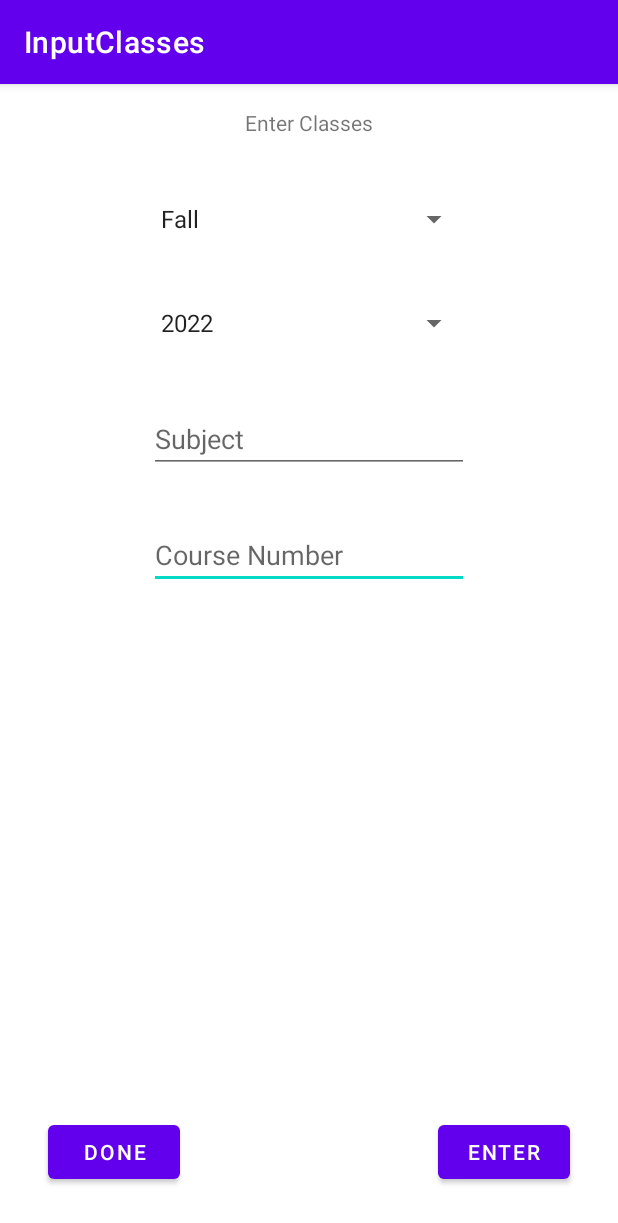
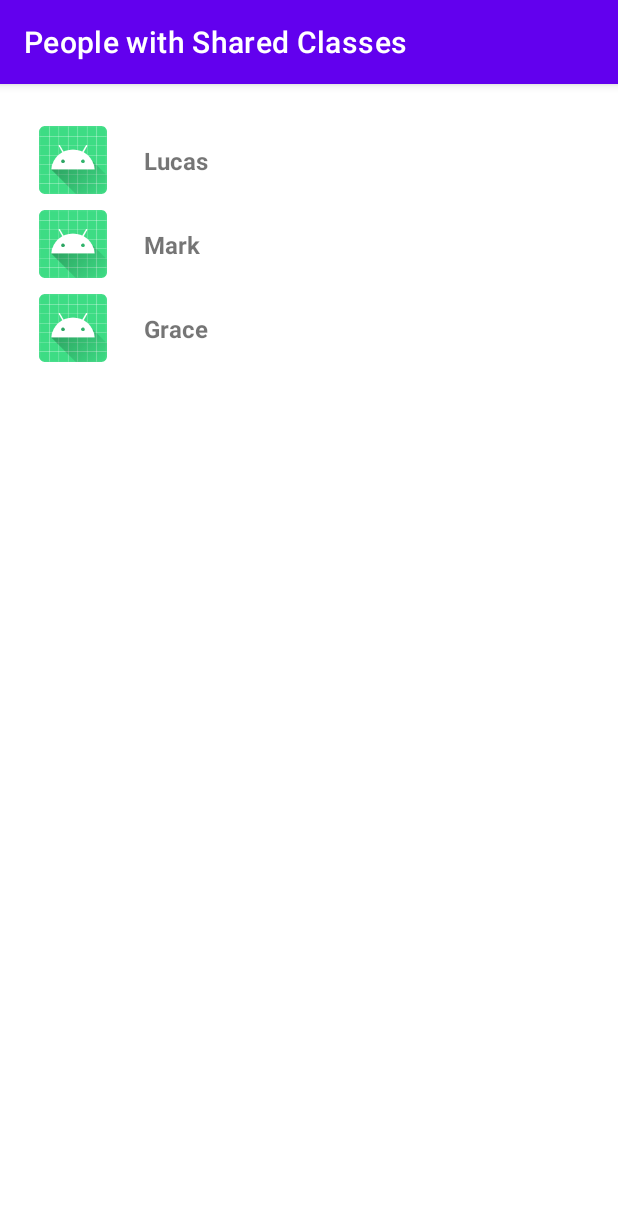
Before and after one commit to CSE-110-Winter-2022/birds-of-a-feather-team-3, an Android app: the screen it shows after launch (InputClasses before the commit, ViewPersonsList after it), on a phone screen of 412 x 824 dp. Shown: the top 1223 px of the screen. Run offline under Robolectric (Android 15) with nearby library versions, the phone set to English and light mode, and no system bars.

Commit message:
View persons list story done

```diff
--- a/app/src/main/AndroidManifest.xml
+++ b/app/src/main/AndroidManifest.xml
@@ -9,6 +9,9 @@
         android:roundIcon="@mipmap/ic_launcher_round"
         android:supportsRtl="true"
         android:theme="@style/Theme.InputClasses">
+        <activity
+            android:name=".ViewPersonsList"
+            android:exported="false" />
         <activity
             android:name=".InputClasses"
             android:exported="false" />
--- a/app/src/main/java/com/example/inputclasses/MainActivity.java
+++ b/app/src/main/java/com/example/inputclasses/MainActivity.java
@@ -15,7 +15,13 @@ public class MainActivity extends AppCompatActivity {
     protected void onCreate(Bundle savedInstanceState) {
         super.onCreate(savedInstanceState);
         setContentView(R.layout.activity_main);
-        Intent intent = new Intent(this, InputClasses.class);
+
+          // InputClasses Activity
+//        Intent intent = new Intent(this, InputClasses.class);
+//        startActivity(intent);
+
+        // ViewPersonsList Activity
+        Intent intent = new Intent(this, ViewPersonsList.class);
         startActivity(intent);
     }
 }
--- /dev/null
+++ b/app/src/main/java/com/example/inputclasses/Person.java
@@ -0,0 +1,19 @@
+package com.example.inputclasses;
+public class Person {
+    private String name;
+    private String[] classes;
+
+    public Person(String name, String[] classes){
+        this.name = name;
+        this.classes = classes;
+    }
+
+    public String[] getClasses(){
+        return this.classes;
+    }
+
+    public String getName(){
+        return this.name;
+    }
+
+}
--- /dev/null
+++ b/app/src/main/java/com/example/inputclasses/PersonsViewAdapter.java
@@ -0,0 +1,69 @@
+package com.example.inputclasses;
+
+import android.content.Context;
+import android.content.Intent;
+import android.view.LayoutInflater;
+import android.view.View;
+import android.view.ViewGroup;
+import android.widget.TextView;
+
+import androidx.annotation.NonNull;
+import androidx.recyclerview.widget.RecyclerView;
+
+import java.util.List;
+
+public class PersonsViewAdapter extends RecyclerView.Adapter<PersonsViewAdapter.ViewHolder> {
+    private final List<String> persons;
+
+    public PersonsViewAdapter(List<String> persons) {
+        super();
+        this.persons = persons;
+    }
+
+    @NonNull
+    @Override
+    public PersonsViewAdapter.ViewHolder onCreateViewHolder(@NonNull ViewGroup parent, int viewType) {
+        View view = LayoutInflater
+                .from(parent.getContext())
+                .inflate(R.layout.person_row, parent, false);
+
+        return new ViewHolder(view);
+    }
+
+    @Override
+    public void onBindViewHolder(@NonNull PersonsViewAdapter.ViewHolder holder, int position) {
+        holder.setPerson(persons.get(position));
+    }
+
+    @Override
+    public int getItemCount() {
+        return this.persons.size();
+    }
+
+    public static class ViewHolder
+            extends RecyclerView.ViewHolder
+            //implements View.OnClickListener
+            {
+        private final TextView personNameView;
+        private String person;
+
+        ViewHolder(View itemView) {
+            super(itemView);
+            this.personNameView = itemView.findViewById(R.id.person_row_name);
+            //itemView.setOnClickListener(this);
+        }
+
+        public void setPerson(String person) {
+            this.person = person;
+            this.personNameView.setText(person);
+        }
+
+//        @Override
+//        public void onClick(View view) {
+//            Context context = view.getContext();
+//            Intent intent = new Intent(context, PersonDetailActivity.class);
+//            intent.putExtra("person_id", this.person.getId());
+//            context.startActivity(intent);
+//        }
+    }
+}
--- /dev/null
+++ b/app/src/main/java/com/example/inputclasses/SearchClassmates.java
@@ -0,0 +1,32 @@
+package com.example.inputclasses;
+
+import java.util.ArrayList;
+import java.util.List;
+
+public class SearchClassmates {
+    public static List<String> search(List<Person> Persons, Person me) {
+        String [] mycourse = me.getClasses();
+        List<String> namelist = new ArrayList<>();
+        for (int i = 0 ; i < mycourse.length; i++){
+            String currcouse = mycourse[i];
+
+            for (int j = 0; j < Persons.size(); j ++){
+                Person curr = Persons.get(j);
+                for (int k = 0; k < curr.getClasses().length;k++){
+                    String[] currclasses = curr.getClasses();
+                    if (currcouse.equals(currclasses[k]))  {
+                        if (!namelist.contains(curr.getName())){
+                            namelist.add(curr.getName());
+                        }
+                    }
+                }
+            }
+
+        }
+
+        return namelist;
+    }
+
+
+
+}
--- /dev/null
+++ b/app/src/main/java/com/example/inputclasses/ViewPersonsList.java
@@ -0,0 +1,58 @@
+package com.example.inputclasses;
+
+import androidx.appcompat.app.AppCompatActivity;
+import androidx.recyclerview.widget.LinearLayoutManager;
+import androidx.recyclerview.widget.RecyclerView;
+
+import android.os.Bundle;
+
+import java.util.ArrayList;
+import java.util.Arrays;
+import java.util.List;
+
+public class ViewPersonsList extends AppCompatActivity {
+    protected RecyclerView personsRecyclerView;
+    protected RecyclerView.LayoutManager personsLayoutManager;
+    protected PersonsViewAdapter personsViewAdapter;
+
+
+
+
+
+
+
+    @Override
+    protected void onCreate(Bundle savedInstanceState) {
+        List<String> persons;
+        //fakedata
+        Person Rodney = new Person("Rodney", new String[]{"CSE21","MATH18"});
+
+
+        Person Lucas = new Person("Lucas", new String[]{"ECE45","ECE35","CSE21"});
+        Person Grace = new Person("Grace", new String[]{"ECE45","ECE35","MATH18"});
+        Person Mark = new Person("Mark", new String[]{"CSE21","MATH18","WCWP10A"});
+        Person Vicky = new Person("Vicky", new String[]{"WCWP10B","ECON109","WCWP10A"});
+
+        List<Person> fakedata = new ArrayList<>();
+        fakedata.add(Lucas);
+        fakedata.add(Grace);
+        fakedata.add(Mark);
+        fakedata.add(Vicky);
+
+        persons  = SearchClassmates.search(fakedata,Rodney);
+
+
+        super.onCreate(savedInstanceState);
+        setContentView(R.layout.activity_view_persons_list);
+        setTitle("People with Shared Classes");
+
+        personsRecyclerView = findViewById(R.id.persons_view);
+
+        personsLayoutManager = new LinearLayoutManager(this);
+        personsRecyclerView.setLayoutManager(personsLayoutManager);
+
+        personsViewAdapter = new PersonsViewAdapter(persons);
+        personsRecyclerView.setAdapter(personsViewAdapter);
+    }
+
+}
--- /dev/null
+++ b/app/src/main/res/layout/activity_view_persons_list.xml
@@ -0,0 +1,17 @@
+<?xml version="1.0" encoding="utf-8"?>
+<androidx.constraintlayout.widget.ConstraintLayout xmlns:android="http://schemas.android.com/apk/res/android"
+    xmlns:app="http://schemas.android.com/apk/res-auto"
+    xmlns:tools="http://schemas.android.com/tools"
+    android:layout_width="match_parent"
+    android:layout_height="match_parent"
+    tools:context=".MainActivity">
+
+
+    <androidx.recyclerview.widget.RecyclerView
+        android:id="@+id/persons_view"
+        android:layout_width="match_parent"
+        android:layout_height="match_parent"
+        android:layout_marginTop="24sp"
+        app:layout_constraintTop_toTopOf="parent"
+        tools:layout_editor_absoluteX="0dp" />
+</androidx.constraintlayout.widget.ConstraintLayout>
--- /dev/null
+++ b/app/src/main/res/layout/person_row.xml
@@ -0,0 +1,33 @@
+<?xml version="1.0" encoding="utf-8"?>
+<androidx.constraintlayout.widget.ConstraintLayout xmlns:android="http://schemas.android.com/apk/res/android"
+    xmlns:app="http://schemas.android.com/apk/res-auto"
+    xmlns:tools="http://schemas.android.com/tools"
+    android:layout_width="match_parent"
+    android:layout_height="56sp"
+    tools:context=".ViewPersonsList">
+
+    <TextView
+        android:id="@+id/person_row_name"
+        android:layout_width="wrap_content"
+        android:layout_height="wrap_content"
+        android:layout_marginStart="96dp"
+        android:layout_marginTop="16sp"
+        android:height="24sp"
+        android:lineHeight="16sp"
+        android:textSize="16sp"
+        android:textStyle="bold"
+        app:layout_constraintStart_toStartOf="parent"
+        app:layout_constraintTop_toTopOf="parent"
+        tools:text="@tools:sample/lorem" />
+
+    <ImageView
+        android:id="@+id/imageView"
+        android:layout_width="57sp"
+        android:layout_height="45sp"
+        android:layout_marginStart="20dp"
+        android:layout_marginTop="4dp"
+        app:layout_constraintStart_toStartOf="parent"
+        app:layout_constraintTop_toTopOf="parent"
+        android:src = "@mipmap/ic_launcher" />
+        / tools:srcCompat="@tools:sample/avatars" />
+</androidx.constraintlayout.widget.ConstraintLayout>
```
